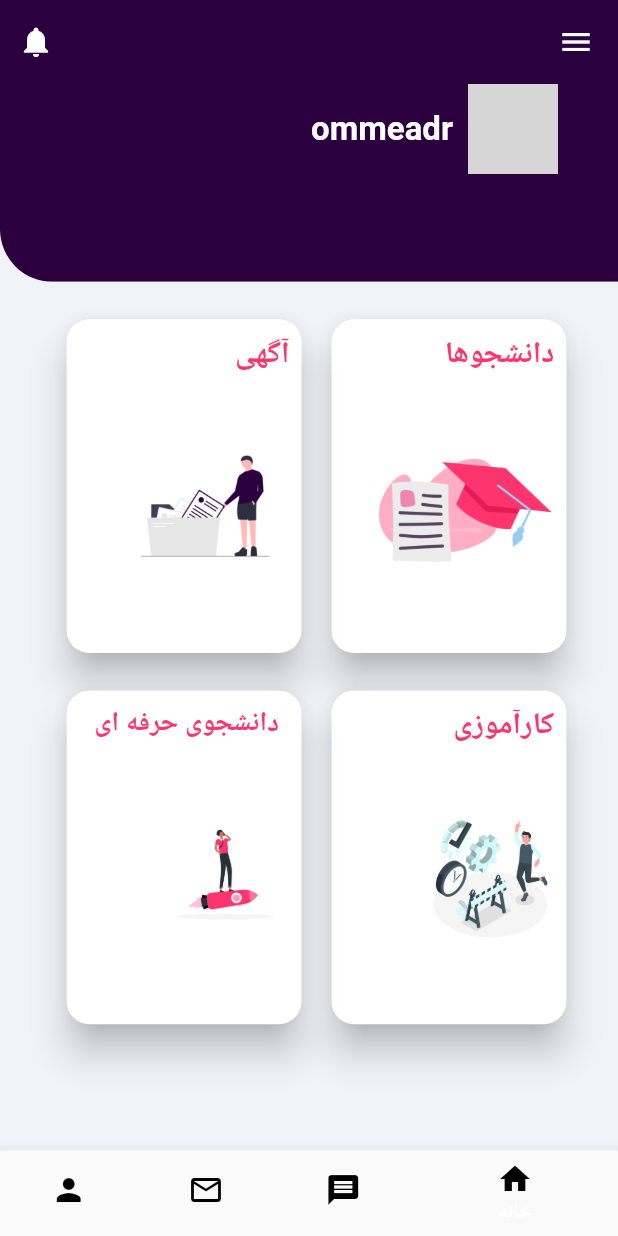
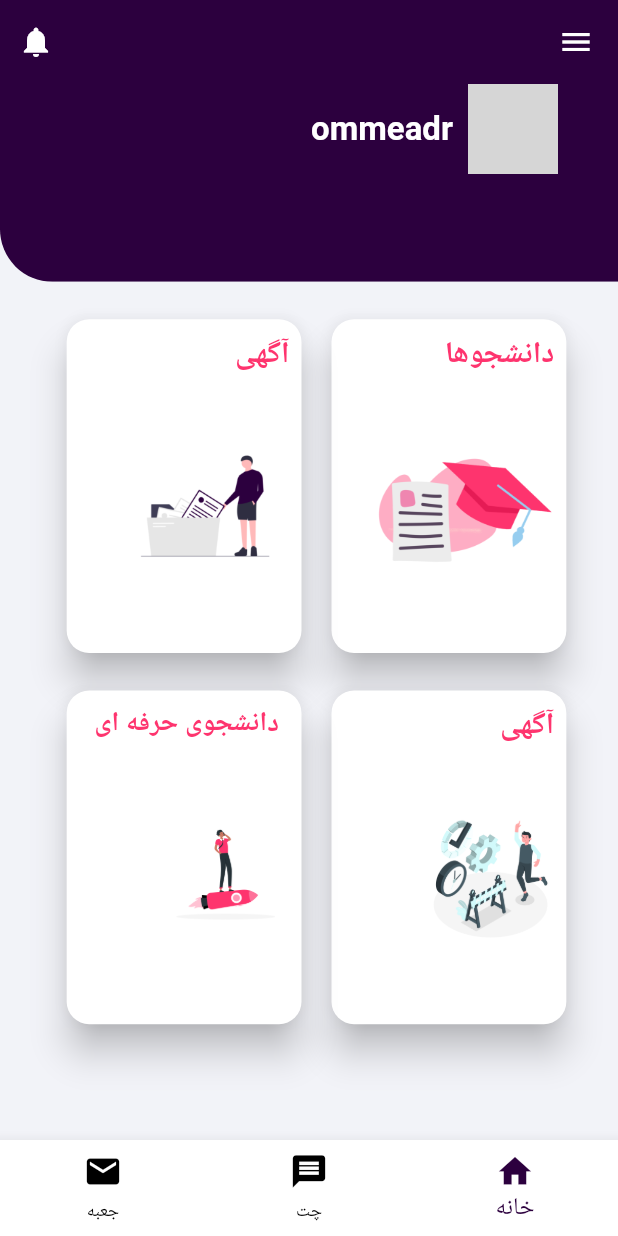
Before and after one commit to Mahdeei/Stube-application, a Flutter app: the screen it shows after launch, on a phone screen of 412 x 824 dp. Run offline on Flutter 3.47's test engine with Material 2 defaults, Android fonts, the phone set to English and light mode, and no system bars; our stand-ins replace carousel_slider; grey boxes are pictures that could not be loaded.

Commit message:
update classes

```diff
--- a/lib/ListCards.dart
+++ b/lib/ListCards.dart
@@ -1,9 +1,7 @@
-import 'dart:ui';
-
 import 'package:flutter/cupertino.dart';
 import 'package:flutter/material.dart';
 import 'package:stubbbb/HomePage/MyProfilePage.dart';
-
+import 'package:stubbbb/R.dart';
 import 'AgahiPages.dart';
 import 'KarAmouziPage.dart';
 import 'ProfilesPage.dart';
@@ -16,14 +14,7 @@ class ListCards extends StatefulWidget {
 }
 
 class _ListCardsState extends State<ListCards> {
-
-  List<String> listhome = [
-    'دانشجوی حرفه ای',
-    'کارآموزی',
-    'آگهی',
-    'دانشجوها '
-  ];
-
+  var phonesize;
    List<String> images = [
     'assets/image/In progress-amico (1).png',
      'assets/image/download (4).png',
@@ -31,9 +22,18 @@ class _ListCardsState extends State<ListCards> {
      'assets/image/undraw_folder_files_nweq.png',]
   ;
 
+   @override
+  void initState() {
+    // TODO: implement initState
+    super.initState();
+
+  }
+
   @override
   Widget build(BuildContext context) {
-    var phonesize = MediaQuery.of(context).size;
+
+
+    phonesize = MediaQuery.of(context).size;
     return Center(
       child: new Column(
 
@@ -41,68 +41,37 @@ class _ListCardsState extends State<ListCards> {
           new Row(
             mainAxisAlignment: MainAxisAlignment.center,
             children: <Widget>[
-              new GestureDetector(
-               onTap : () {
-                Navigator.push(
-                context,
-                MaterialPageRoute(builder: (context) => ProfilesPage()),
-                );
-              },
-                child: new Card(
-
-                  shadowColor: Colors.black,
-                  elevation: 10.0,
-                  shape: RoundedRectangleBorder(borderRadius: BorderRadius.circular(15.0)),
-                  margin: const EdgeInsets.only(left: 15.0,right: 5.0,top: 25.0),
-                    color: Colors.white,
-                    child: new Container(
-                        height: phonesize.height * 0.27,
-                        width: phonesize.width * 0.38,
-                        child: new Column(
-                          crossAxisAlignment: CrossAxisAlignment.start,
-
-                          children: <Widget>[
-                            new Padding(
-                              padding: const EdgeInsets.only(right: 8.0,top: 10.0),
-                              child: new Text(listhome[3],style: TextStyle(color: Color(0xfffe346e),fontSize: 20.0,fontWeight: FontWeight.bold),),
-                            ),
-                            new SizedBox(height: 40.0,),
-                            new Padding(padding: const EdgeInsets.symmetric(vertical: 5.0,horizontal: 8.0),
-                                child: new Image(image: AssetImage(images[1]),height: 85.0,))
-                          ],
-                        ),
-                  ),
-                ),
-              ),
-              new GestureDetector(
-                onTap: (){
-                  Navigator.push(
-                    context,
-                    MaterialPageRoute(builder: (context) => AgahiPages()),
-                  );},
-                child: new Card(
-
-                  shadowColor: Colors.black,
-                  elevation: 10.0,
-                  shape: RoundedRectangleBorder(borderRadius: BorderRadius.circular(15.0)),
-                  margin: const EdgeInsets.only(left: 15.0,right: 5.0,top: 25.0),
-                  color: Colors.white,
-                  child: new Container(
-                    height: phonesize.height * 0.27,
-                    width: phonesize.width * 0.38,
-                    child: new Column(
-                      crossAxisAlignment: CrossAxisAlignment.start,
-
-                      children: <Widget>[
-                        new Padding(padding: const EdgeInsets.only(right: 8.0,top: 10.0),child: new Text(listhome[2],style: TextStyle(color: Color(0xfffe346e),fontSize: 20.0,fontWeight: FontWeight.bold),),),
-                        new SizedBox(height: 40.0,),
-                        new Padding(padding: const EdgeInsets.symmetric(vertical: 5.0,horizontal: 8.0),
-                            child: new Image(image: AssetImage(images[3]),height: 85.0,))
-                      ],
-                    ),
-                  ),
-                ),
-              )
+              new MenuItemWidget(model: new ModelMenu(R.titr.daneshjo,R.images.daneshjoHa),phonesize: phonesize,Listener: goToStu,),
+              new MenuItemWidget(model: new ModelMenu(R.titr.aagahi,R.images.projects),phonesize: phonesize,Listener: goToStu,),
+//              new GestureDetector(
+//                onTap: (){
+//                  Navigator.push(
+//                    context,
+//                    MaterialPageRoute(builder: (context) => AgahiPages()),
+//                  );},
+//                child: new Card(
+//
+//                  shadowColor: Colors.black,
+//                  elevation: 10.0,
+//                  shape: RoundedRectangleBorder(borderRadius: BorderRadius.circular(15.0)),
+//                  margin: const EdgeInsets.only(left: 15.0,right: 5.0,top: 25.0),
+//                  color:R.color.primary,
+//                  child: new Container(
+//                    height: phonesize.height * 0.27,
+//                    width: phonesize.width * 0.38,
+//                    child: new Column(
+//                      crossAxisAlignment: CrossAxisAlignment.start,
+//
+//                      children: <Widget>[
+//                        new Padding(padding: const EdgeInsets.only(right: 8.0,top: 10.0),child: new Text(listhome[2],style: TextStyle(color: Color(0xfffe346e),fontSize: 20.0,fontWeight: FontWeight.bold),),),
+//                        new SizedBox(height: 40.0,),
+//                        new Padding(padding: const EdgeInsets.symmetric(vertical: 5.0,horizontal: 8.0),
+//                            child: new Image(image: AssetImage(images[3]),height: 85.0,))
+//                      ],
+//                    ),
+//                  ),
+//                ),
+//              )
             ],
           ),
           new Row(
@@ -110,7 +79,7 @@ class _ListCardsState extends State<ListCards> {
             children: <Widget>[
               new GestureDetector(
                 onTap: (){
-                  Navigator.push(
+                  Navigator.pushReplacement(
                     context,
                     MaterialPageRoute(builder: (context) => KarAmouziPage()),
                   );
@@ -129,7 +98,7 @@ class _ListCardsState extends State<ListCards> {
                       crossAxisAlignment: CrossAxisAlignment.start,
 
                       children: <Widget>[
-                        new Padding(padding: const EdgeInsets.only(right: 8.0,top: 10.0),child: new Text(listhome[1],style: TextStyle(color: Color(0xfffe346e),fontSize: 20.0,fontWeight: FontWeight.bold),),),
+                        new Padding(padding: const EdgeInsets.only(right: 8.0,top: 10.0),child: new Text(R.titr.aagahi,style: TextStyle(color: Color(0xfffe346e),fontSize: 20.0,fontWeight: FontWeight.bold),),),
                         new SizedBox(height: 40.0,),
                         new Padding(padding: const EdgeInsets.symmetric(vertical: 5.0,horizontal: 8.0),
                             child: new Image(image: AssetImage(images[0]),height: 85.0,))
@@ -153,7 +122,7 @@ class _ListCardsState extends State<ListCards> {
                       crossAxisAlignment: CrossAxisAlignment.start,
 
                       children: <Widget>[
-                        new Padding(padding: const EdgeInsets.only(right: 15.0,top: 10.0),child: new Text(listhome[0],style: TextStyle(color: Color(0xfffe346e),fontSize: 18.0,fontWeight: FontWeight.bold),),),
+                        new Padding(padding: const EdgeInsets.only(right: 15.0,top: 10.0),child: new Text(R.titr.daneshjoyehefei,style: TextStyle(color: Color(0xfffe346e),fontSize: 18.0,fontWeight: FontWeight.bold),),),
                         new SizedBox(height: 40.0,),
                         new Padding(padding: const EdgeInsets.symmetric(vertical: 5.0,horizontal: 8.0),
                             child: new Image(image: AssetImage(images[2]),height: 85.0,))
@@ -168,4 +137,128 @@ class _ListCardsState extends State<ListCards> {
       ),
     );
   }
+
+
+  void goToStu(){
+    Navigator.push(
+      context,
+      MaterialPageRoute(builder: (context) => ProfilesPage()),
+    );
+  }
+  void goToProjects(){
+    Navigator.push(
+      context,
+      MaterialPageRoute(builder: (context) => AgahiPages()),
+    );
+  }
+
+  void goToKarAomuozi(){
+  Navigator.push(
+  context,
+  MaterialPageRoute(builder: (context) => KarAmouziPage()),
+  );
 }
+
+//void goToDaneshjoyeHerdei(){
+//  Navigator.push(
+//    context,
+//    MaterialPageRoute(builder: (context) => ()),
+//  );
+//}
+
+  Widget getStuWidget() {
+    return new GestureDetector(
+      onTap : () {
+        Navigator.push(
+          context,
+          MaterialPageRoute(builder: (context) => ProfilesPage()),
+        );
+      },
+      child: new Card(
+
+        shadowColor: Colors.black,
+        elevation: 10.0,
+        shape: RoundedRectangleBorder(borderRadius: BorderRadius.circular(15.0)),
+        margin: const EdgeInsets.only(left: 15.0,right: 5.0,top: 25.0),
+        color: Colors.white,
+        child: new Container(
+          height: phonesize.height * 0.27,
+          width: phonesize.width * 0.38,
+          child: new Column(
+            crossAxisAlignment: CrossAxisAlignment.start,
+
+            children: <Widget>[
+              new Padding(
+                padding: const EdgeInsets.only(right: 8.0,top: 10.0),
+                child: new Text(R.titr.karamouzu,style: TextStyle(color: Color(0xfffe346e),fontSize: 20.0,fontWeight: FontWeight.bold),),
+              ),
+              new SizedBox(height: 40.0,),
+              new Padding(padding: const EdgeInsets.symmetric(vertical: 5.0,horizontal: 8.0),
+                  child: new Image(image: AssetImage(images[1]),height: 85.0,))
+            ],
+          ),
+        ),
+      ),
+    );
+  }
+}
+
+
+
+class ModelMenu {
+  String titr;
+  String image;
+
+  ModelMenu(this.titr, this.image);
+}
+
+class MenuItemWidget extends StatelessWidget {
+  ModelMenu model;
+  var phonesize;
+  var Listener;
+
+  MenuItemWidget({@required this.model, this.phonesize,this.Listener});
+
+  @override
+  Widget build(BuildContext context) {
+    return new Container(
+        child: new GestureDetector(
+          onTap: () {
+            Listener();
+          },
+          child: new GestureDetector(
+            onTap : () {
+              Navigator.push(
+                context,
+                MaterialPageRoute(builder: (context) => ProfilesPage()),
+              );
+            },
+            child: new Card(
+
+              shadowColor: Colors.black,
+              elevation: 10.0,
+              shape: RoundedRectangleBorder(borderRadius: BorderRadius.circular(15.0)),
+              margin: const EdgeInsets.only(left: 15.0,right: 5.0,top: 25.0),
+              color: Colors.white,
+              child: new Container(
+                height: phonesize.height * 0.27,
+                width: phonesize.width * 0.38,
+                child: new Column(
+                  crossAxisAlignment: CrossAxisAlignment.start,
+
+                  children: <Widget>[
+                    new Padding(
+                      padding: const EdgeInsets.only(right: 8.0,top: 10.0),
+                      child: new Text(model.titr,style: TextStyle(color: Color(0xfffe346e),fontSize: 20.0,fontWeight: FontWeight.bold),),
+                    ),
+                    new SizedBox(height: 40.0,),
+                    new Padding(padding: const EdgeInsets.symmetric(vertical: 5.0,horizontal: 8.0),
+                        child: new Image(image: AssetImage(model.image),height: 85.0,))
+                  ],
+                ),
+              ),
+            ),
+          )
+        ));
+  }
+}
--- /dev/null
+++ b/lib/R.dart
@@ -0,0 +1,36 @@
+import 'package:flutter/cupertino.dart';
+import 'package:flutter/material.dart';
+
+class R {
+  static final _Color color = new _Color();
+  static final _Image images = new _Image();
+  static final _Titr titr = new _Titr();
+}
+
+class _Color{
+  Color banafshmain = Color(0xff2C003E);
+  Color red = Color(0xffFE346E);
+  Color primary = Color(0xffF2F3F8);
+  Color bluelight = Color(0xffD2FAFB);
+  Color banafshtire = Color(0xff2E0027);
+  Color banafshKamRang = Color(0xff44143D);
+  Color backGround1 = Color(0xffF2F3F8);
+  Color backGround2 = Color(0xffFAFAFA);
+}
+
+class _Image{
+  String karAmouzi="assets/image/In progress-amico (1).png";
+  String daneshjoHa="assets/image/download (4).png";
+  String daneshjoyeHerfei="assets/image/Startup life-rafiki (2).png";
+  String projects="assets/image/undraw_folder_files_nweq.png";
+  String axeProfile="assets/image/avt.jpg";
+  String axecumpu="assets/image/dev.jpg";
+  String axGoshi="assets/image/download.jfif";
+}
+
+class _Titr{
+  String daneshjoyehefei ='دانشجوی حرفه ای';
+  String karamouzu ='کارآموزی';
+  String aagahi ='آگهی';
+  String daneshjo ='دانشجوها ';
+}
--- a/lib/mahde/home.dart
+++ b/lib/mahde/home.dart
@@ -5,6 +5,8 @@ import 'package:stubbbb/HomePage/MyHomePage.dart';
 import 'package:stubbbb/HomePage/MyMessagePage.dart';
 import 'package:stubbbb/HomePage/MyProfilePage.dart';
 import 'package:stubbbb/HomePage/MyRequestPage.dart';
+
+import '../R.dart';
 
 class HomePage extends StatefulWidget {
   @override
@@ -17,7 +19,6 @@ class _HomePageState extends State<HomePage> {
     MyHomePage(),
     MyMessagePage(),
     MyRequestPage(),
-    MyProfilePage(),
   ];
 
   changePage(int indexpage) {
@@ -41,27 +42,21 @@ class _HomePageState extends State<HomePage> {
       drawer: DrawerLists(),
       backgroundColor: Color(0xfff2f3f8),
       bottomNavigationBar: BottomNavigationBar(
+        selectedFontSize: 16.0,
+        iconSize: 26.0,
+        selectedItemColor: R.color.banafshmain,
+        showSelectedLabels: true,
+        unselectedItemColor: Colors.black,
         items: <BottomNavigationBarItem>[
           BottomNavigationBarItem(
-              icon: Icon(
-                Icons.home,
-                color: Colors.black,
-              ),
-              title: new Text('خانه', style: TextStyle(color: Colors.black))),
+              icon: Icon(Icons.home,),
+              title: new Text('خانه',)),
           BottomNavigationBarItem(
-              icon: Icon(Icons.message, color: Colors.black),
-              title: new Text('چت', style: TextStyle(color: Colors.black))),
+              icon: Icon(Icons.message),
+              title: new Text('چت',)),
           BottomNavigationBarItem(
-              icon: Icon(Icons.mail_outline, color: Colors.black),
-              title: new Text('درخواست ها',
-                  style: TextStyle(color: Colors.black))),
-          BottomNavigationBarItem(
-            icon: Icon(Icons.person, color: Colors.black),
-            title: new Text(
-              'پروفایل',
-              style: TextStyle(color: Colors.black),
-            ),
-          ),
+              icon: Icon(Icons.markunread),
+              title: new Text('جعبه',)),
         ],
         onTap: changePage,
         backgroundColor: Colors.white,
--- a/lib/main.dart
+++ b/lib/main.dart
@@ -7,8 +7,7 @@ class MyApp extends StatelessWidget {
   @override
   Widget build(BuildContext context) {
     return MaterialApp(
-checkerboardOffscreenLayers: false,
-//      theme: ThemeData(canvasColor: Color.fromRGBO(21, 17, 40, 5)),
+//checkerboardOffscreenLayers: false,
       debugShowCheckedModeBanner: false,
       home: new SafeArea(
           top: true,
```
Also changed, not shown: lib/ProfilesPage.dart (+58 -51 lines), lib/Listnemone.dart (line endings or trailing spaces).
